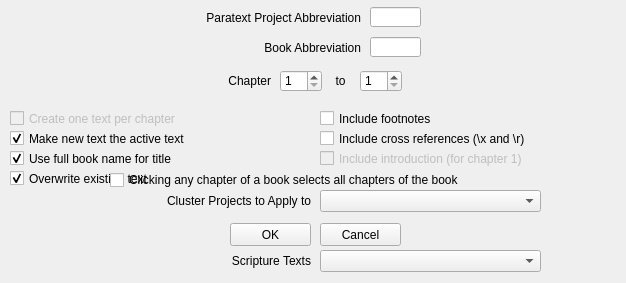
Old version of the form Dev/Lib/Windows/ParatextChapSelectionDlg.ui in the repository rmlockwood/FLExTrans.
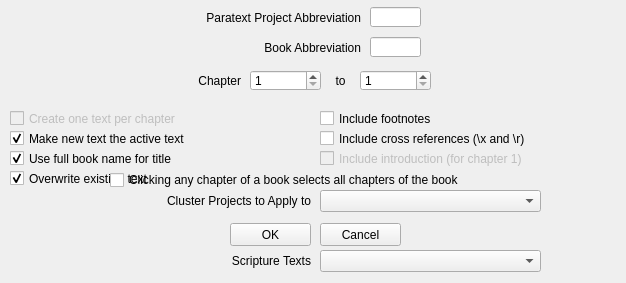
New version of the form.

Commit message: fix spin boxes

```diff
--- a/Dev/Lib/Windows/ParatextChapSelectionDlg.ui
+++ b/Dev/Lib/Windows/ParatextChapSelectionDlg.ui
@@ -58,10 +58,10 @@
    <widget class="QSpinBox" name="fromChapterSpinBox">
     <property name="geometry">
      <rect>
-      <x>280</x>
+      <x>250</x>
       <y>70</y>
-      <width>42</width>
-      <height>22</height>
+      <width>71</width>
+      <height>21</height>
      </rect>
     </property>
     <property name="minimum">
@@ -158,7 +158,7 @@
    <widget class="QLabel" name="chapterLabel">
     <property name="geometry">
      <rect>
-      <x>170</x>
+      <x>140</x>
       <y>70</y>
       <width>101</width>
       <height>21</height>
@@ -176,8 +176,8 @@
      <rect>
       <x>360</x>
       <y>70</y>
-      <width>42</width>
-      <height>22</height>
+      <width>71</width>
+      <height>21</height>
      </rect>
     </property>
     <property name="minimum">
```
Left out of the diff: 14 changed lines with no effect on the pictures. The commit also changes 1 other file.
